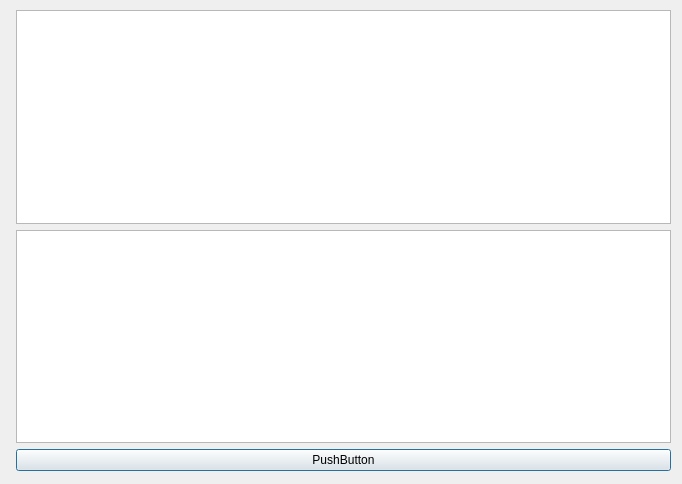
This is FPE/ui/QtWatcherInfoDialog.ui in clockworkengineer/Constrictor as Qt 5 draws it before an edit. The edited form follows.
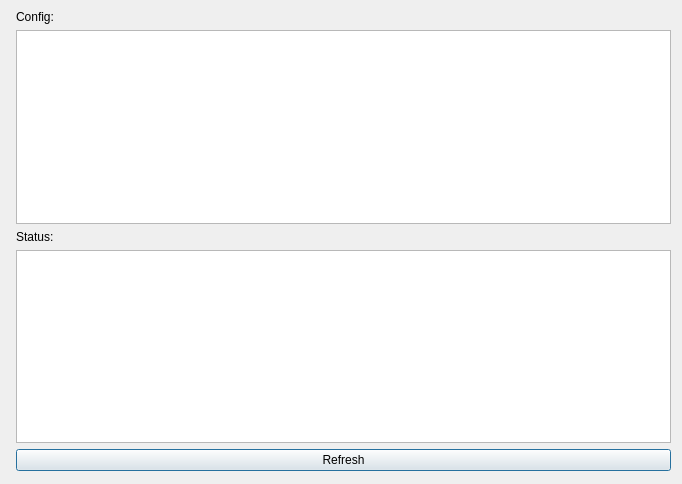
This is the edited form.

Commit message: Refactor watcher info dialog.

Diff of the .ui file:
```diff
--- a/FPE/ui/QtWatcherInfoDialog.ui
+++ b/FPE/ui/QtWatcherInfoDialog.ui
@@ -33,16 +33,30 @@
       </property>
      </widget>
     </item>
-    <item row="0" column="1">
-     <widget class="QPlainTextEdit" name="watcher_info_config"/>
-    </item>
     <item row="1" column="1">
-     <widget class="QPlainTextEdit" name="watcher_info_status"/>
+     <widget class="QPlainTextEdit" name="watcher_info_config_textedit"/>
+    </item>
+    <item row="3" column="1">
+     <widget class="QPlainTextEdit" name="watcher_info_status_textedit"/>
+    </item>
+    <item row="4" column="1">
+     <widget class="QPushButton" name="watcher_info_refresh_button">
+      <property name="text">
+       <string>Refresh</string>
+      </property>
+     </widget>
+    </item>
+    <item row="0" column="1">
+     <widget class="QLabel" name="watcher_info_config_label">
+      <property name="text">
+       <string>Config:</string>
+      </property>
+     </widget>
     </item>
     <item row="2" column="1">
-     <widget class="QPushButton" name="pushButton">
+     <widget class="QLabel" name="watcher_info_status_label">
       <property name="text">
-       <string>PushButton</string>
+       <string>Status:</string>
       </property>
      </widget>
     </item>
```
Left out of the diff: 10 changed lines with no effect on the pictures. The commit also changes 7 other files.
